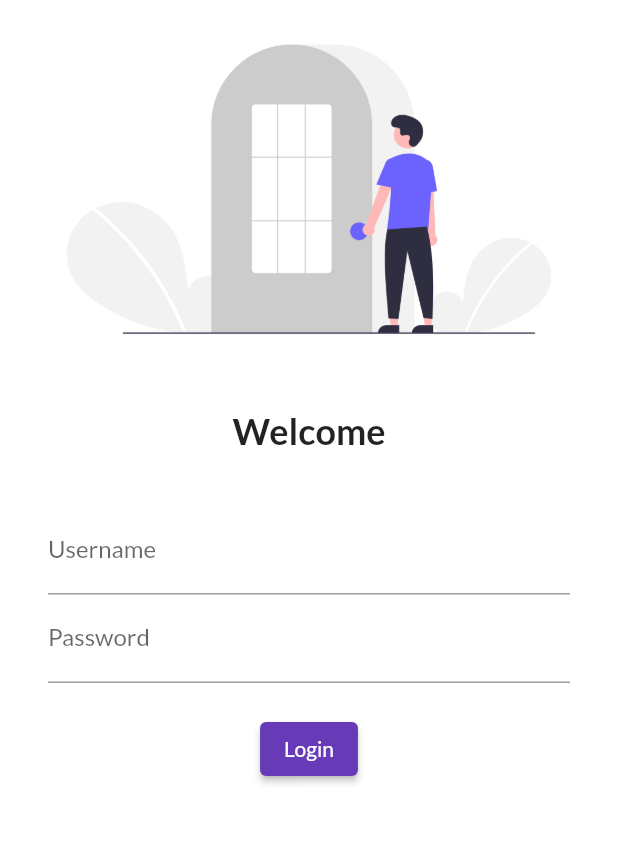
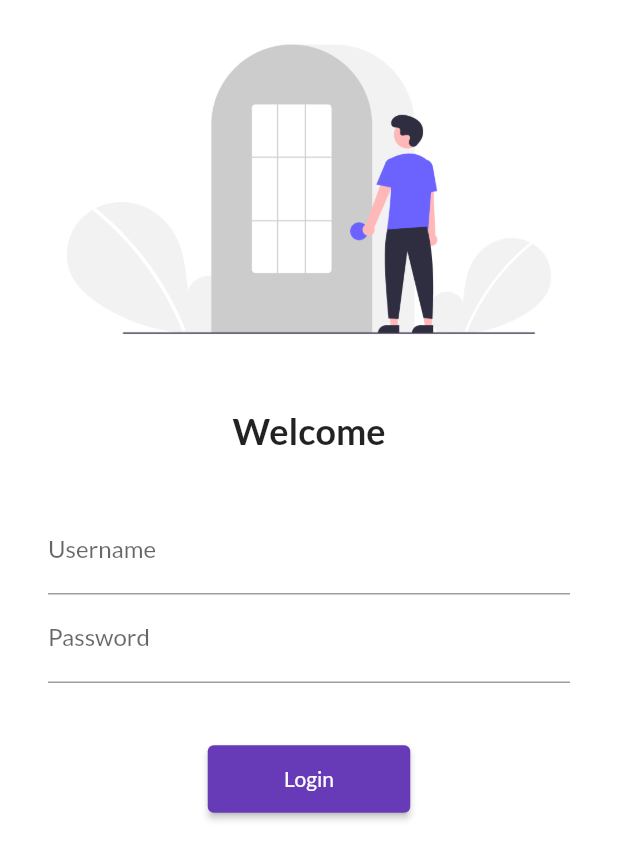
Before and after one commit to Rushil-Patel-11011/30-Days-Of-Flutter, a Flutter app: the screen it shows after launch, on a phone screen of 412 x 824 dp. Shown: the top 860 px of the screen. Run offline on Flutter 3.47's test engine with Material 2 defaults, Android fonts, the light colour scheme and no system bars; our stand-ins replace google_fonts.

Commit message:
Day-5 Completed

```diff
--- a/lib/main.dart
+++ b/lib/main.dart
@@ -1,5 +1,6 @@
 import 'package:firest_app_yt/pages/home_page.dart';
 import 'package:firest_app_yt/pages/login_page.dart';
+import 'package:firest_app_yt/utils/routes.dart';
 import 'package:flutter/material.dart';
 import 'package:google_fonts/google_fonts.dart';
 
@@ -21,8 +22,8 @@
       initialRoute: "/",
       routes: {
         "/": (context) => LoginPage(),
-        "/home": (context) => HomePage(),
-        "/login": (context) => LoginPage(),
+        MyRoutes.homeRoute: (context) => HomePage(),
+        MyRoutes.loginRoute: (context) => LoginPage(),
       },
     );
   }
--- a/lib/pages/login_page.dart
+++ b/lib/pages/login_page.dart
@@ -1,10 +1,13 @@
 import 'package:flutter/material.dart';
+
+import '../utils/routes.dart';
 
 class LoginPage extends StatelessWidget {
   @override
   Widget build(BuildContext context) {
     return Material(
         color: Colors.white,
+        child: SingleChildScrollView(
           child: Column(
             children: [
               Image.asset(
@@ -25,8 +28,8 @@
                 height: 20.0,
               ),
               Padding(
-              padding:
-                  const EdgeInsets.symmetric(vertical: 16.0, horizontal: 32.0),
+                padding: const EdgeInsets.symmetric(
+                    vertical: 16.0, horizontal: 32.0),
                 child: Column(
                   children: [
                     TextFormField(
@@ -43,19 +46,22 @@
                       ),
                     ),
                     SizedBox(
-                    height: 20.0,
+                      height: 40.0,
                     ),
                     ElevatedButton(
                       onPressed: () {
-                      print("Hii");
+                        Navigator.pushNamed(context, MyRoutes.homeRoute);
                       },
                       child: Text("Login"),
-                    style: TextButton.styleFrom(),
+                      style: TextButton.styleFrom(
+                        minimumSize: Size(135, 45),
+                      ),
                     ),
                   ],
                 ),
               )
             ],
+          ),
         ));
   }
 }
--- /dev/null
+++ b/lib/utils/routes.dart
@@ -0,0 +1,4 @@
+class MyRoutes {
+  static String loginRoute = "/login";
+  static String homeRoute = "/home";
+}
```
Lines whose indentation alone changed are shown as unchanged.
